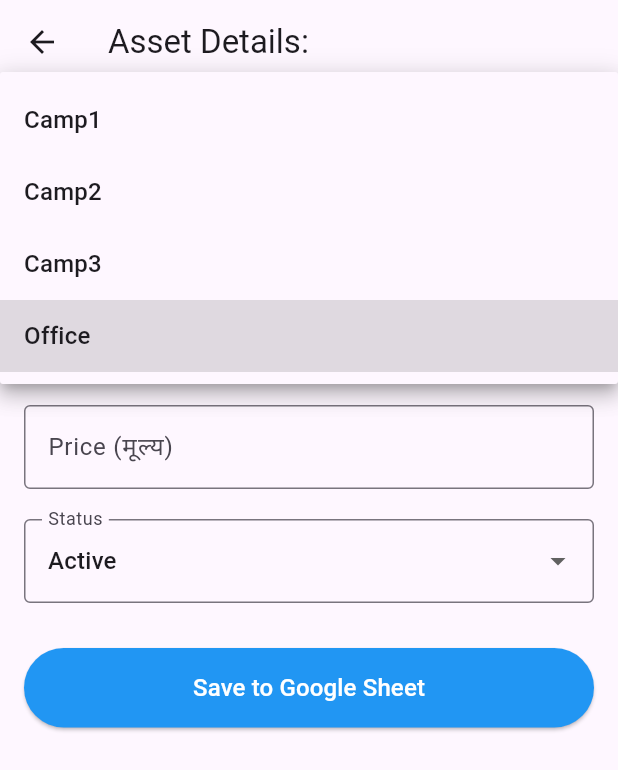
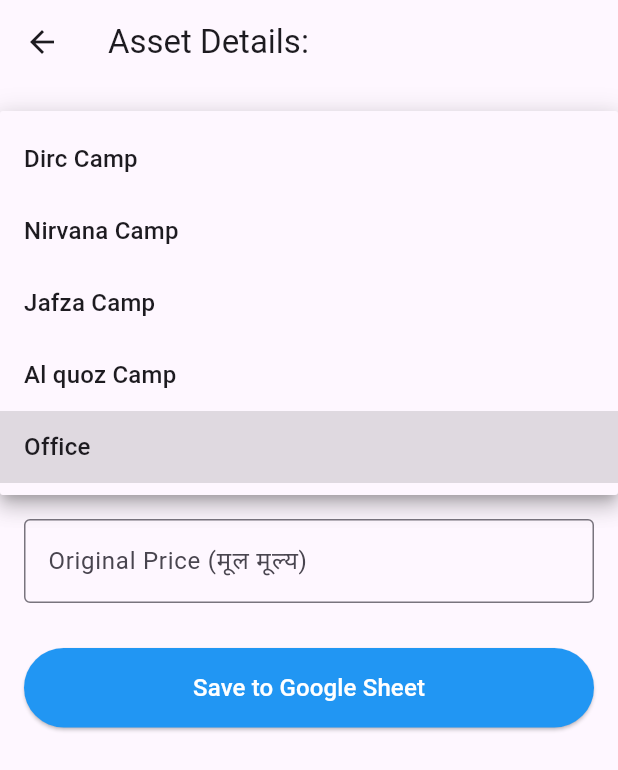
Before and after one commit to prabeshpulamimagar-png/AssetTrackerApp, a Flutter app: the AssetActionScreen screen opened directly with empty values, after a tap on "Office", on a phone screen of 412 x 824 dp. Shown: the top 770 px of the screen. Run offline on Flutter 3.47's test engine with Material 3 defaults, Android fonts, the phone set to English and light mode, and no system bars; missing offline and left inert: mobile_scanner; network calls fail.

Commit message:
Update asset tracker code

```diff
--- a/lib/main.dart
+++ b/lib/main.dart
@@ -75,18 +75,69 @@ class AssetActionScreen extends StatefulWidget {
 class _AssetActionScreenState extends State<AssetActionScreen> {
   final TextEditingController _nameController = TextEditingController();
   final TextEditingController _priceController = TextEditingController();
+  final TextEditingController _sellPriceController = TextEditingController();
 
   String selectedLocation = 'Office';
-  final List<String> locationList = ['Camp1', 'Camp2', 'Camp3', 'Office'];
+  final List<String> locationList = [
+    'Dirc Camp',
+    'Nirvana Camp',
+    'Jafza Camp',
+    'Al quoz Camp',
+    'Office'
+  ];
 
   String selectedStatus = 'Active';
-  final List<String> statusList = ['Active', 'Damage', 'Repair'];
+  final List<String> statusList = ['Active', 'Damage', 'Repair', 'Transfer'];
 
+  bool isExisting = false; // सामान पहिले नै छ कि छैन छुट्याउन
   bool isSending = false;
+  bool isLoading = false; // 🟢 तुरुन्तै पप-अप खुलाउन फल्स राखिएको
 
-  // गुगल शीटको Apps Script URL
+  // 🔴 आफ्नो Google Apps Script को Deployed Web App URL यहाँ राख्नुहोला
   final String scriptUrl =
-      "https://script.google.com/macros/s/AKfycbz0I4Hr4omETY9voUj13DAop3Fo0XGoF0pUmi9KZr8D3mJXcvDAL7BPYV0BQdvYuhe8/exec";
+      "https://script.google.com/macros/s/AKfycbxaz4ozn8qajBQCTx2cBQoP2uabvbVyXaTyqgqF3RRYBAJTnbVrd8p56HvBmeS6HXNd/exec";
+
+  @override
+  void initState() {
+    super.initState();
+    // पेज खुल्नेबित्तिकै लोडिङ नरोकी, ब्याकग्राउन्डमा डेटा चेक गर्ने
+    checkExistingAssetInBackground();
+  }
+
+  // 🟢 ब्याकग्राउन्डमा गुगल शीटबाट डेटा चेक गर्ने फंक्सन
+  Future<void> checkExistingAssetInBackground() async {
+    try {
+      final response =
+          await http.get(Uri.parse('$scriptUrl?assetId=${widget.assetId}'));
+      if (response.statusCode == 200) {
+        final data = jsonDecode(response.body);
+        if (data['exists'] == true) {
+          if (!mounted) return;
+          setState(() {
+            isExisting = true; // पुरानो सामान (Duplicate) हो
+            _nameController.text = data['assetName'] ?? '';
+            _priceController.text = data['price'].toString();
+
+            if (locationList.contains(data['location'])) {
+              selectedLocation = data['location'];
+            }
+
+            if (statusList.contains(data['status'])) {
+              selectedStatus = data['status'];
+            }
+          });
+        } else {
+          if (!mounted) return;
+          setState(() {
+            isExisting = false; // नयाँ सामान हो
+            selectedStatus = 'Active';
+          });
+        }
+      }
+    } catch (e) {
+      // त्रुटि आएमा बेवास्ता गर्ने
+    }
+  }
 
   Future<void> submitData() async {
     setState(() {
@@ -95,6 +146,15 @@ class _AssetActionScreenState extends State<AssetActionScreen> {
 
     String currentDate = DateFormat('yyyy-MM-dd').format(DateTime.now());
     String currentTime = DateFormat('HH:mm:ss').format(DateTime.now());
+
+    String finalPrice = _priceController.text.trim();
+    String finalSellPrice = "0";
+    if (selectedStatus == 'Damage') {
+      finalSellPrice = _sellPriceController.text.trim().isEmpty
+          ? "0"
+          : _sellPriceController.text.trim();
+    }
+
     Map<String, dynamic> formData = {
       "date": currentDate,
       "time": currentTime,
@@ -103,10 +163,9 @@ class _AssetActionScreenState extends State<AssetActionScreen> {
           ? "Unknown Asset"
           : _nameController.text.trim(),
       "location": selectedLocation,
-      "price": _priceController.text.trim().isEmpty
-          ? "0"
-          : _priceController.text.trim(),
+      "price": finalPrice,
       "status": selectedStatus,
+      "sellPrice": finalSellPrice,
     };
 
     try {
@@ -115,13 +174,12 @@ class _AssetActionScreenState extends State<AssetActionScreen> {
         body: jsonEncode(formData),
       );
 
-      // Google Apps Script को 302 Redirect र 200 दुवैलाई सफल मानेको
       if (response.statusCode == 200 ||
           response.statusCode == 302 ||
           response.statusCode == 301) {
         if (!mounted) return;
         ScaffoldMessenger.of(context).showSnackBar(
-          const SnackBar(content: Text('डेटा सफलतापूर्वक सेभ भयो!')),
+          const SnackBar(content: Text('डेटा सफलतापूर्वक सेभ/अपडेट भयो!')),
         );
         Navigator.pop(context);
       } else {
@@ -143,7 +201,9 @@ class _AssetActionScreenState extends State<AssetActionScreen> {
   Widget build(BuildContext context) {
     return Scaffold(
       appBar: AppBar(title: Text('Asset Details: ${widget.assetId}')),
-      body: Padding(
+      body: isLoading
+          ? const Center(child: CircularProgressIndicator())
+          : Padding(
               padding: const EdgeInsets.all(16.0),
               child: ListView(
                 children: [
@@ -163,11 +223,45 @@ class _AssetActionScreenState extends State<AssetActionScreen> {
                     ),
                   ),
                   const SizedBox(height: 20),
+
+                  // Status ड्रपडाउन
+                  DropdownButtonFormField<String>(
+                    value: statusList.contains(selectedStatus)
+                        ? selectedStatus
+                        : 'Active',
+                    decoration: const InputDecoration(
+                      labelText: 'Status',
+                      border: OutlineInputBorder(),
+                    ),
+                    items: statusList.map((String status) {
+                      return DropdownMenuItem(
+                          value: status, child: Text(status));
+                    }).toList(),
+                    onChanged: (String? val) {
+                      setState(() {
+                        selectedStatus = val!;
+                      });
+                    },
+                  ),
+
+                  // Location देखाउने वा नलुकाउने नियम
+                  if (!isExisting || selectedStatus == 'Transfer') ...[
+                    const SizedBox(height: 20),
                     DropdownButtonFormField<String>(
                       value: selectedLocation,
-              decoration: const InputDecoration(
-                labelText: 'Asset Location',
-                border: OutlineInputBorder(),
+                      decoration: InputDecoration(
+                        labelText: selectedStatus == 'Transfer'
+                            ? 'Transfer to Location (नयाँ ठाउँ)'
+                            : 'Asset Location (लोकेशन)',
+                        border: const OutlineInputBorder(),
+                        prefixIcon: Icon(
+                          selectedStatus == 'Transfer'
+                              ? Icons.swap_horiz
+                              : Icons.location_on,
+                          color: selectedStatus == 'Transfer'
+                              ? Colors.orange
+                              : Colors.blue,
+                        ),
                       ),
                       items: locationList.map((String loc) {
                         return DropdownMenuItem(value: loc, child: Text(loc));
@@ -178,31 +272,31 @@ class _AssetActionScreenState extends State<AssetActionScreen> {
                         });
                       },
                     ),
+                  ],
+
                   const SizedBox(height: 20),
                   TextField(
                     controller: _priceController,
                     keyboardType: TextInputType.number,
                     decoration: const InputDecoration(
-                labelText: 'Price (मूल्य)',
+                      labelText: 'Original Price (मूल मूल्य)',
                       border: OutlineInputBorder(),
                     ),
                   ),
+
+                  if (selectedStatus == 'Damage') ...[
                     const SizedBox(height: 20),
-            DropdownButtonFormField<String>(
-              value: selectedStatus,
+                    TextField(
+                      controller: _sellPriceController,
+                      keyboardType: TextInputType.number,
                       decoration: const InputDecoration(
-                labelText: 'Status',
+                        labelText: 'Sell Price (डामेज भएर बेचेको मूल्य)',
                         border: OutlineInputBorder(),
+                        prefixIcon: Icon(Icons.sell, color: Colors.red),
                       ),
-              items: statusList.map((String status) {
-                return DropdownMenuItem(value: status, child: Text(status));
-              }).toList(),
-              onChanged: (String? val) {
-                setState(() {
-                  selectedStatus = val!;
-                });
-              },
                     ),
+                  ],
+
                   const SizedBox(height: 30),
                   ElevatedButton(
                     style: ElevatedButton.styleFrom(
```
Lines whose indentation alone changed are shown as unchanged.
